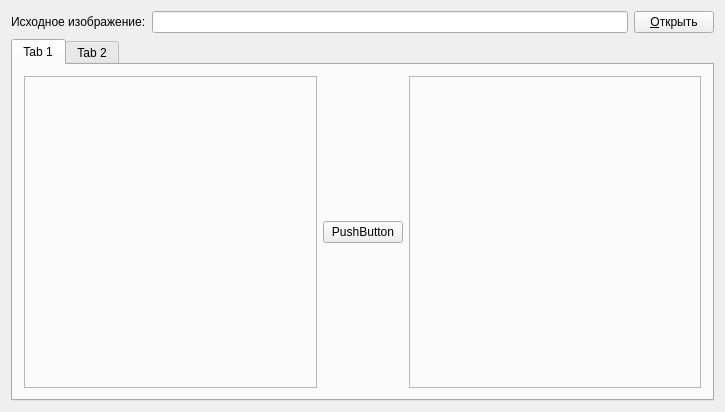
This is mainwindow.ui in mdnight/ponycrypt as Qt 5 draws it before an edit. The edited form follows.
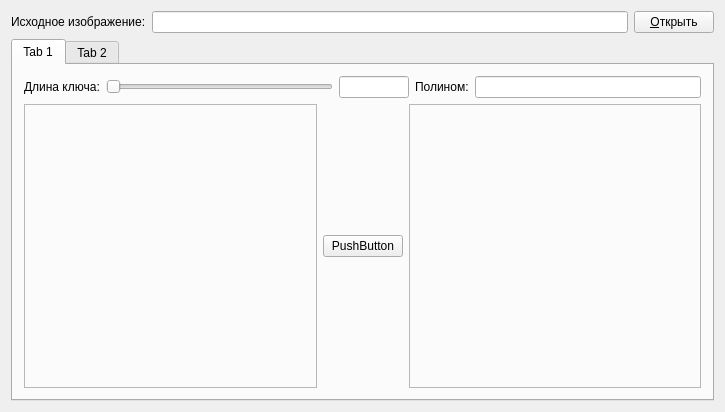
This is the edited form. The open tabs and pages were chosen to show the change.

Commit message: добавлен ползунок

```diff
--- a/mainwindow.ui
+++ b/mainwindow.ui
@@ -39,14 +39,57 @@
     <item row="1" column="0">
      <widget class="QTabWidget" name="tabWidget">
       <property name="currentIndex">
-       <number>1</number>
+       <number>0</number>
       </property>
       <widget class="QWidget" name="tab">
        <attribute name="title">
         <string>Tab 1</string>
        </attribute>
+       <layout class="QVBoxLayout" name="verticalLayout_5">
+        <item>
        <layout class="QHBoxLayout" name="horizontalLayout_2">
         <item>
+           <widget class="QLabel" name="label_2">
+            <property name="text">
+             <string>Длина ключа:</string>
+            </property>
+           </widget>
+          </item>
+          <item>
+           <widget class="QSlider" name="horizontalSlider">
+            <property name="enabled">
+             <bool>true</bool>
+            </property>
+            <property name="orientation">
+             <enum>Qt::Horizontal</enum>
+            </property>
+           </widget>
+          </item>
+          <item>
+           <widget class="QLineEdit" name="lineEdit_2">
+            <property name="maximumSize">
+             <size>
+              <width>70</width>
+              <height>16777215</height>
+             </size>
+            </property>
+           </widget>
+          </item>
+          <item>
+           <widget class="QLabel" name="label_3">
+            <property name="text">
+             <string>Полином:</string>
+            </property>
+           </widget>
+          </item>
+          <item>
+           <widget class="QLineEdit" name="lineEdit_3"/>
+          </item>
+         </layout>
+        </item>
+        <item>
+         <layout class="QHBoxLayout" name="horizontalLayout_4">
+          <item>
          <widget class="QFrame" name="frame">
           <property name="frameShape">
            <enum>QFrame::StyledPanel</enum>
@@ -55,6 +98,13 @@
            <enum>QFrame::Raised</enum>
           </property>
           <layout class="QGridLayout" name="gridLayout_2">
+             <item row="0" column="0">
+              <widget class="QLabel" name="orlabel">
+               <property name="text">
+                <string/>
+               </property>
+              </widget>
+             </item>
            <item row="1" column="0">
             <spacer name="horizontalSpacer">
              <property name="orientation">
@@ -68,13 +118,6 @@
              </property>
             </spacer>
            </item>
-           <item row="0" column="0">
-            <widget class="QLabel" name="orlabel">
-             <property name="text">
-              <string/>
-             </property>
-            </widget>
-           </item>
           </layout>
          </widget>
         </item>
@@ -124,6 +167,13 @@
            <enum>QFrame::Raised</enum>
           </property>
           <layout class="QGridLayout" name="gridLayout_3">
+             <item row="0" column="0">
+              <widget class="QLabel" name="modlabel">
+               <property name="text">
+                <string/>
+               </property>
+              </widget>
+             </item>
            <item row="1" column="0">
             <spacer name="horizontalSpacer_2">
              <property name="orientation">
@@ -137,15 +187,10 @@
              </property>
             </spacer>
            </item>
-           <item row="0" column="0">
-            <widget class="QLabel" name="modlabel">
-             <property name="text">
-              <string/>
-             </property>
+            </layout>
             </widget>
            </item>
           </layout>
-         </widget>
         </item>
        </layout>
       </widget>
```
Lines whose indentation alone changed are shown as unchanged. The commit also changes 1 other file.
